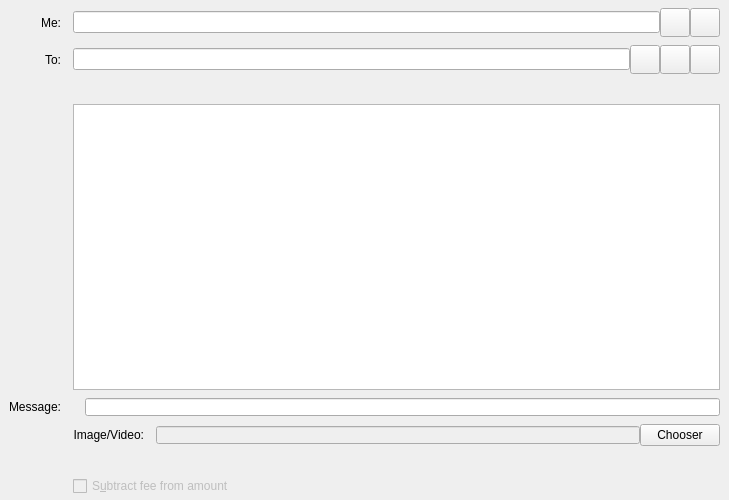
First picture: the form in src/qt/forms/chatentry.ui, repository mceme/ImageCoin, before the edit.
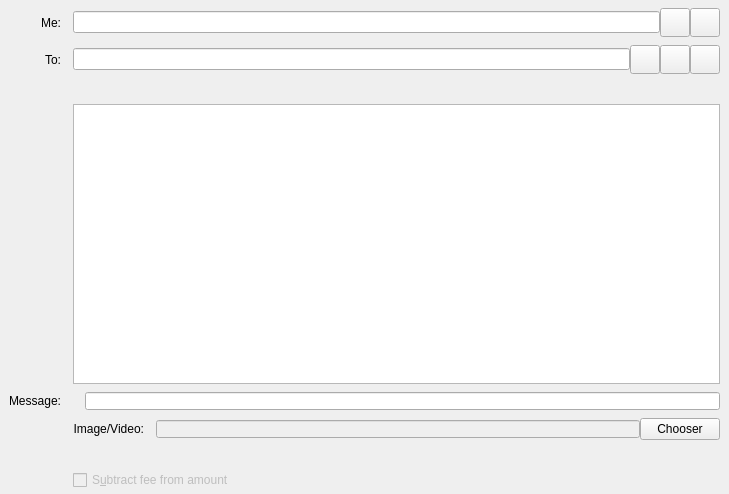
Second picture: the form after the edit. Custom widgets are drawn as their Qt base class.

```diff
--- a/src/qt/forms/chatentry.ui
+++ b/src/qt/forms/chatentry.ui
@@ -7,7 +7,7 @@
     <x>0</x>
     <y>0</y>
     <width>729</width>
-    <height>500</height>
+    <height>481</height>
    </rect>
   </property>
   <property name="focusPolicy">
```
